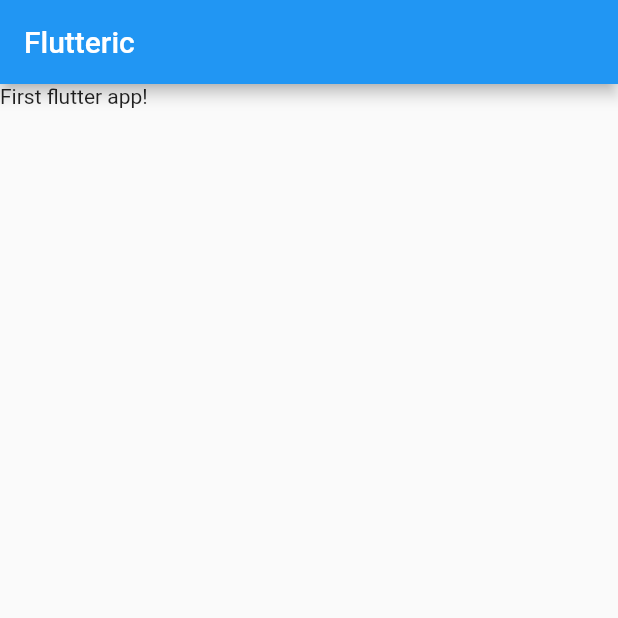
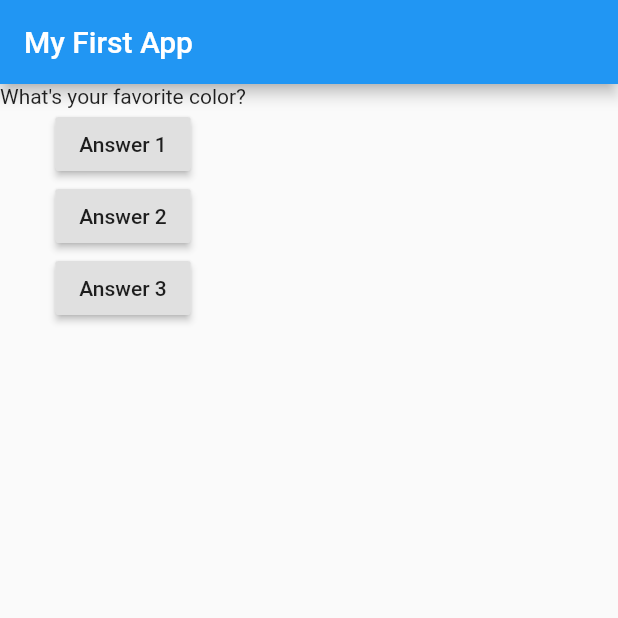
Before and after one commit to Flutteric/DemoApp, a Flutter app: the screen it shows after launch, on a phone screen of 412 x 824 dp, the top half of it. Run offline on Flutter 3.47's test engine with Material 2 defaults, Android fonts, the phone set to English and light mode, and no system bars.

Commit message:
Added basic structure of QUIZ APP

```diff
--- a/lib/main.dart
+++ b/lib/main.dart
@@ -1,19 +1,61 @@
 import 'package:flutter/material.dart';
 
-void main() {
-  runApp(MyApp());
+// void main() {
+//   runApp(MyApp());
+// }
+
+void main() => runApp(MyApp());
+
+class MyApp extends StatefulWidget {
+  @override
+  State<StatefulWidget> createState() {
+    return _MyAppState();
+  }
 }
 
-class MyApp extends StatelessWidget {
-  // This widget is the root of your application.
+class _MyAppState extends State<MyApp> {
+  var _questionIndex = 0;
+
+  void _answerQuestion() {
+    setState(() {
+      _questionIndex = _questionIndex + 1;
+    });
+    print(_questionIndex);
+  }
+
   @override
   Widget build(BuildContext context) {
+    var questions = [
+      'What\'s your favorite color?',
+      'What\'s your favorite animal?',
+    ];
     return MaterialApp(
       home: Scaffold(
         appBar: AppBar(
-          title: Text('Flutteric'),
+          title: Text('My First App'),
         ),
-        body: Text('First flutter app!'),
+        body: Column(
+          children: [
+            Text(
+              questions[_questionIndex],
+            ),
+            RaisedButton(
+              child: Text('Answer 1'),
+              onPressed: _answerQuestion,
+            ),
+            RaisedButton(
+              child: Text('Answer 2'),
+              onPressed: () => print('Answer 2 chosen!'),
+            ),
+            RaisedButton(
+              child: Text('Answer 3'),
+              onPressed: () {
+                // ...
+                print('Answer 3 chosen');
+              },
+            ),
+          ],
+        ),
       ),
     );
   }
```
